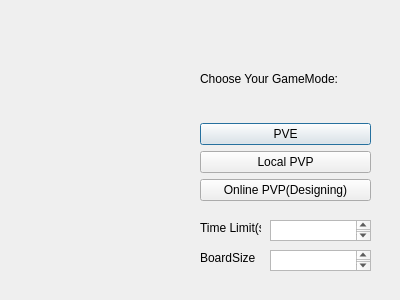
SakuraMarble/Team9_Final, file NoGo-Task1-2.0/dialogchoosemode.ui: the form before one commit.
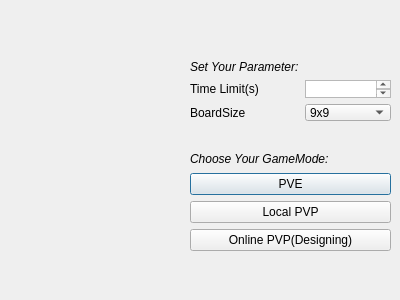
The form after the commit.

Commit message: 1.优化了DialogChooseMode界面，通过下拉栏选择9x9or11x11or13x13；2.将默认棋盘大小设置为9x9；3.暂时添加了一条用户选择保存logs时的提示信息；4.优化计时显示，并且最后5s会变红提醒；5.左下角显示谁在下棋更明显（颜色变化）

Diff of the .ui file:
```diff
--- a/NoGo-Task1-2.0/dialogchoosemode.ui
+++ b/NoGo-Task1-2.0/dialogchoosemode.ui
@@ -16,9 +16,9 @@
   <widget class="QLabel" name="label_Bochii">
    <property name="geometry">
     <rect>
-     <x>20</x>
-     <y>70</y>
-     <width>171</width>
+     <x>10</x>
+     <y>50</y>
+     <width>161</width>
      <height>171</height>
     </rect>
    </property>
@@ -29,15 +29,18 @@
   <widget class="QWidget" name="layoutWidget">
    <property name="geometry">
     <rect>
-     <x>200</x>
-     <y>40</y>
-     <width>171</width>
-     <height>161</height>
+     <x>190</x>
+     <y>150</y>
+     <width>201</width>
+     <height>101</height>
     </rect>
    </property>
    <layout class="QVBoxLayout" name="verticalLayout">
     <item>
      <widget class="QLabel" name="label_ChooseMode">
+      <property name="styleSheet">
+       <string notr="true">font-style:italic;</string>
+      </property>
       <property name="text">
        <string>Choose Your GameMode:</string>
       </property>
@@ -66,51 +69,63 @@
     </item>
    </layout>
   </widget>
-  <widget class="QLabel" name="label">
+  <widget class="QWidget" name="">
    <property name="geometry">
     <rect>
-     <x>200</x>
-     <y>220</y>
-     <width>61</width>
-     <height>16</height>
+     <x>190</x>
+     <y>60</y>
+     <width>201</width>
+     <height>61</height>
     </rect>
    </property>
-   <property name="text">
-    <string>Time Limit(s)</string>
-   </property>
-  </widget>
-  <widget class="QPlainTextEdit" name="plainTextEdit">
-   <property name="geometry">
-    <rect>
-     <x>270</x>
-     <y>220</y>
-     <width>101</width>
-     <height>21</height>
-    </rect>
-   </property>
-  </widget>
-  <widget class="QLabel" name="label_2">
-   <property name="geometry">
-    <rect>
-     <x>200</x>
-     <y>250</y>
-     <width>61</width>
-     <height>16</height>
-    </rect>
-   </property>
-   <property name="text">
-    <string>BoardSize</string>
-   </property>
-  </widget>
-  <widget class="QPlainTextEdit" name="plainTextEdit_2">
-   <property name="geometry">
-    <rect>
-     <x>270</x>
-     <y>250</y>
-     <width>101</width>
-     <height>21</height>
-    </rect>
-   </property>
+   <layout class="QFormLayout" name="formLayout">
+    <item row="1" column="0">
+     <widget class="QLabel" name="label">
+      <property name="text">
+       <string>Time Limit(s)</string>
+      </property>
+     </widget>
+    </item>
+    <item row="1" column="1">
+     <widget class="QPlainTextEdit" name="plainTextEdit"/>
+    </item>
+    <item row="2" column="0">
+     <widget class="QLabel" name="label_2">
+      <property name="text">
+       <string>BoardSize</string>
+      </property>
+     </widget>
+    </item>
+    <item row="0" column="0">
+     <widget class="QLabel" name="label_3">
+      <property name="styleSheet">
+       <string notr="true">font-style:italic;</string>
+      </property>
+      <property name="text">
+       <string>Set Your Parameter:</string>
+      </property>
+     </widget>
+    </item>
+    <item row="2" column="1">
+     <widget class="QComboBox" name="comboBox">
+      <item>
+       <property name="text">
+        <string>9x9</string>
+       </property>
+      </item>
+      <item>
+       <property name="text">
+        <string>11x11</string>
+       </property>
+      </item>
+      <item>
+       <property name="text">
+        <string>13x13</string>
+       </property>
+      </item>
+     </widget>
+    </item>
+   </layout>
   </widget>
  </widget>
  <resources/>
```
The commit also changes 7 other files.
